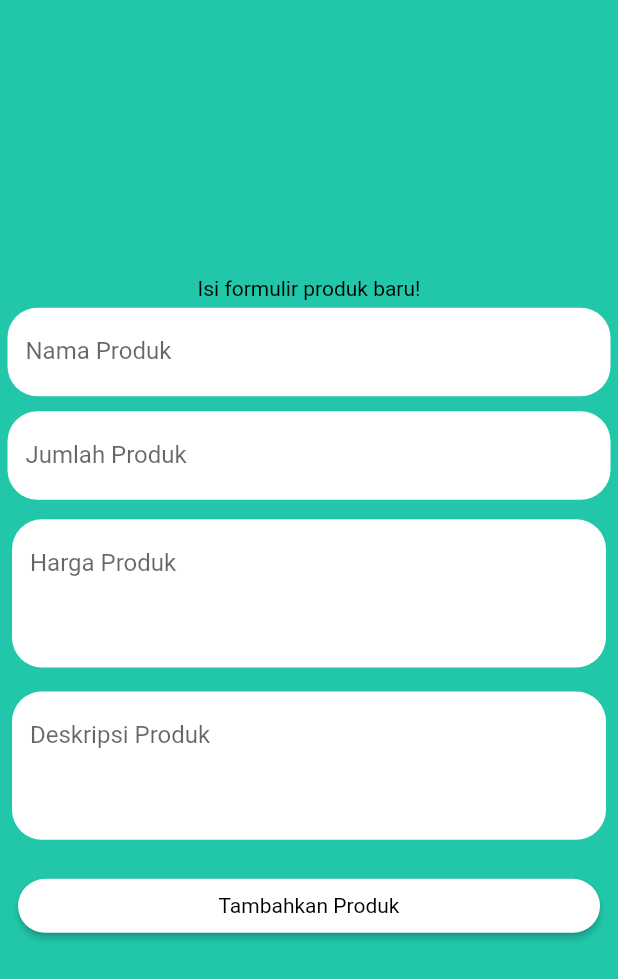
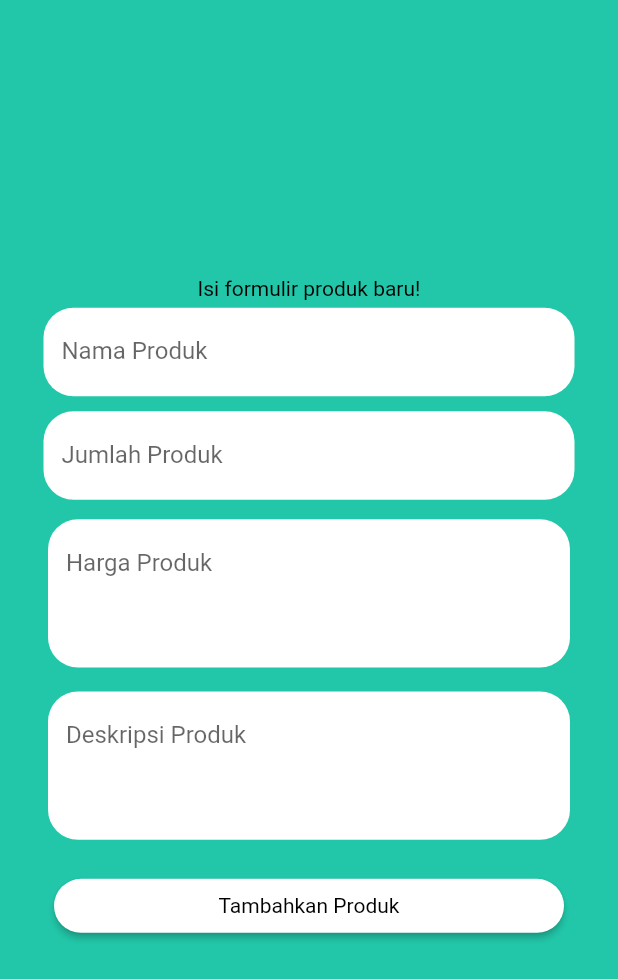
Before and after one commit to Faberroni/flutter_aspk_tembakau, a Flutter app: the NewInventoryPage screen opened by its route, on a phone screen of 412 x 824 dp. Shown: the top 979 px of the screen. Run offline on Flutter 3.47's test engine with Material 2 defaults, Android fonts, the phone set to English and light mode, and no system bars; our stand-ins replace cloud_firestore, firebase_auth, firebase_core; accounts and stored records are empty.

Commit message:
scrollable new inventory

```diff
--- a/lib/Page/new_inventory_page.dart
+++ b/lib/Page/new_inventory_page.dart
@@ -57,7 +57,11 @@ class _NewInventoryPageState extends State<NewInventoryPage> {
       extendBody: true,
       backgroundColor: myGreen,
       resizeToAvoidBottomInset: false,
-      body: Column(
+      body: Center(
+        child: SingleChildScrollView(
+          padding: const EdgeInsets.all(24.0),
+          reverse: true,
+          child: Column(
             mainAxisAlignment: MainAxisAlignment.center,
             children: <Widget>[
               const Text('Isi formulir produk baru!'),
@@ -175,6 +179,8 @@ class _NewInventoryPageState extends State<NewInventoryPage> {
               ),
             ],
           ),
+        ),
+      ),
     );
   }
 }
```
Lines whose indentation alone changed are shown as unchanged.
